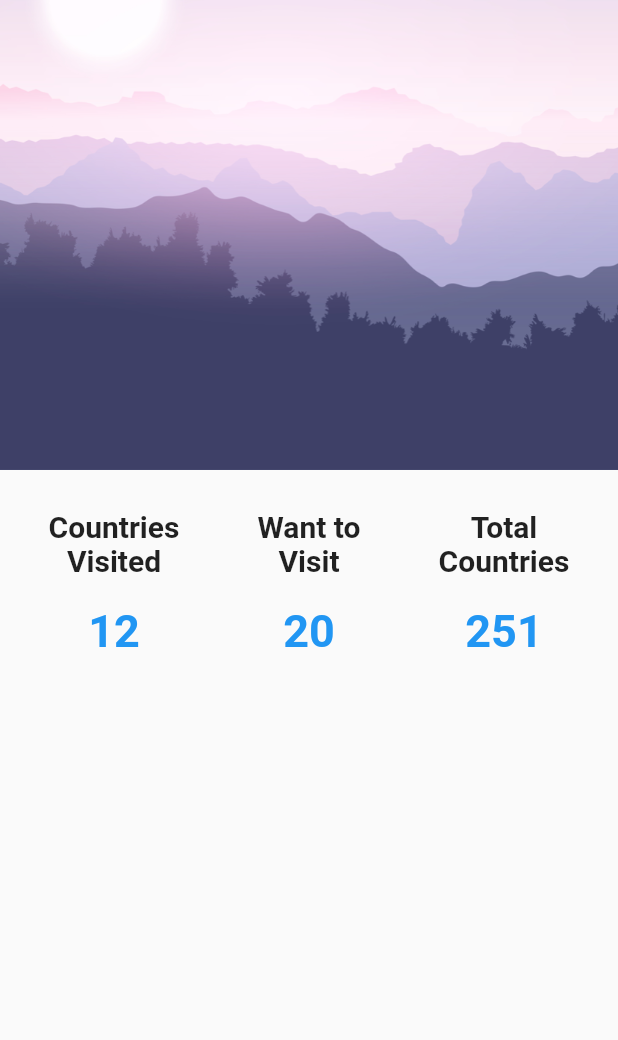
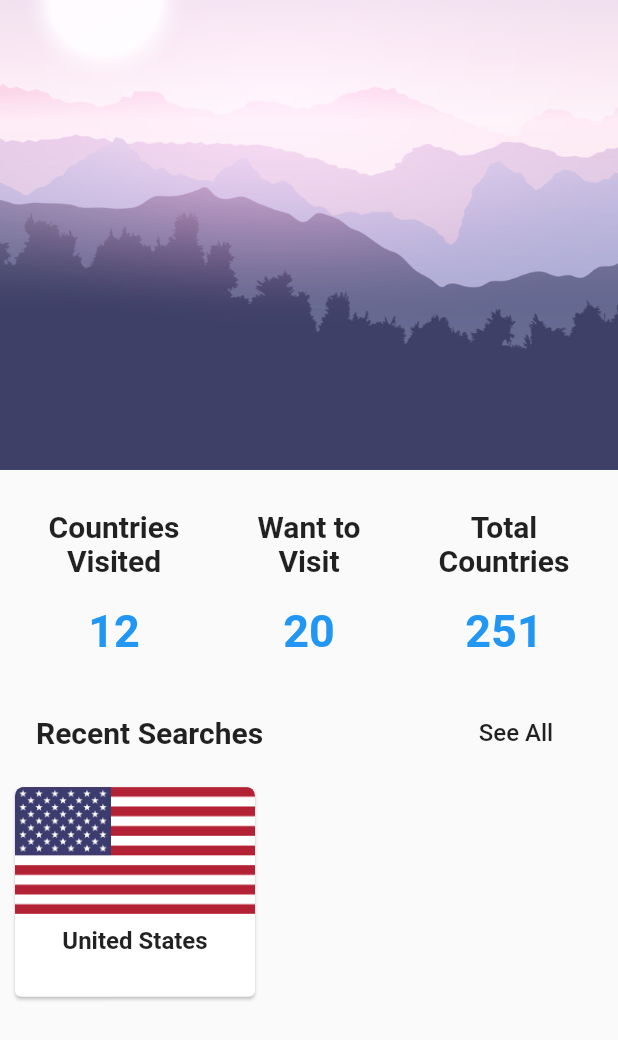
Before and after one commit to kchangela7/travel_app_boilerplate, a Flutter app: the screen it shows after launch, on a phone screen of 412 x 824 dp. Shown: the top 1040 px of the screen. Run offline on Flutter 3.47's test engine with Material 2 defaults, Android fonts, the phone set to English and light mode, and no system bars.

Commit message:
changes from second lesson

```diff
--- /dev/null
+++ b/lib/screens/home/components/recentSearch.dart
@@ -0,0 +1,99 @@
+import 'package:flutter/material.dart';
+
+class RecentSearch extends StatelessWidget {
+  @override
+  Widget build(BuildContext context) {
+    return Column(
+      children: [
+        Title(),
+        Row(
+          children: [
+            CountryCard()
+          ],
+        )
+      ],
+    );
+  }
+}
+
+class CountryCard extends StatelessWidget {
+  const CountryCard({
+    Key key,
+  }) : super(key: key);
+
+  @override
+  Widget build(BuildContext context) {
+    return Card(
+      margin: EdgeInsets.symmetric(horizontal: 10, vertical: 12),
+      child: ClipRRect(
+        borderRadius: BorderRadius.circular(6),
+        child: Container(
+          height: 140,
+          width: 160,
+          child: Stack(
+            children: [
+              Positioned.fill(
+                child: Column(
+                  children: [
+                    Image.asset(
+                      'assets/flags/us.png',
+                      height: 85,
+                      width: 160,
+                      fit: BoxFit.fill
+                    ),
+                    Container(
+                      width: 140,
+                      padding: EdgeInsets.symmetric(vertical: 8),
+                      child: Text(
+                        "United States",
+                        textAlign: TextAlign.center,
+                        style: TextStyle(fontSize: 16, fontWeight: FontWeight.bold)
+                      )
+                    )
+                  ],
+                ),
+              ),
+              Positioned.fill(
+                child: Material(
+                  color: Colors.transparent,
+                  child: InkWell(
+                    onTap: () {}
+                  )
+                )
+              )
+            ],
+          )
+        ),
+      )
+    );
+  }
+}
+
+class Title extends StatelessWidget {
+  const Title({
+    Key key,
+  }) : super(key: key);
+
+  @override
+  Widget build(BuildContext context) {
+    return Padding(
+      padding: EdgeInsets.symmetric(horizontal: 24),
+      child: Row(
+        mainAxisAlignment: MainAxisAlignment.spaceBetween,
+        children: [
+          Text(
+            "Recent Searches",
+            style: TextStyle(fontWeight: FontWeight.bold, fontSize: 20),
+          ),
+          FlatButton(
+            onPressed: () {},
+            child: Text(
+              "See All",
+              style: TextStyle(fontSize: 16)
+            )
+          )
+        ],
+      ),
+    );
+  }
+}
--- a/lib/screens/home/home.dart
+++ b/lib/screens/home/home.dart
@@ -1,4 +1,5 @@
 import 'package:flutter/material.dart';
+import 'package:travel_app_boilerplate/screens/home/components/recentSearch.dart';
 
 import 'components/visits.dart';
 
@@ -13,7 +14,8 @@ class Home extends StatelessWidget {
       body: Column(
         children: [
           Image.asset('assets/travel_home.png'),
-          Visits()
+          Visits(),
+          RecentSearch()
         ],
       )
     );
```
